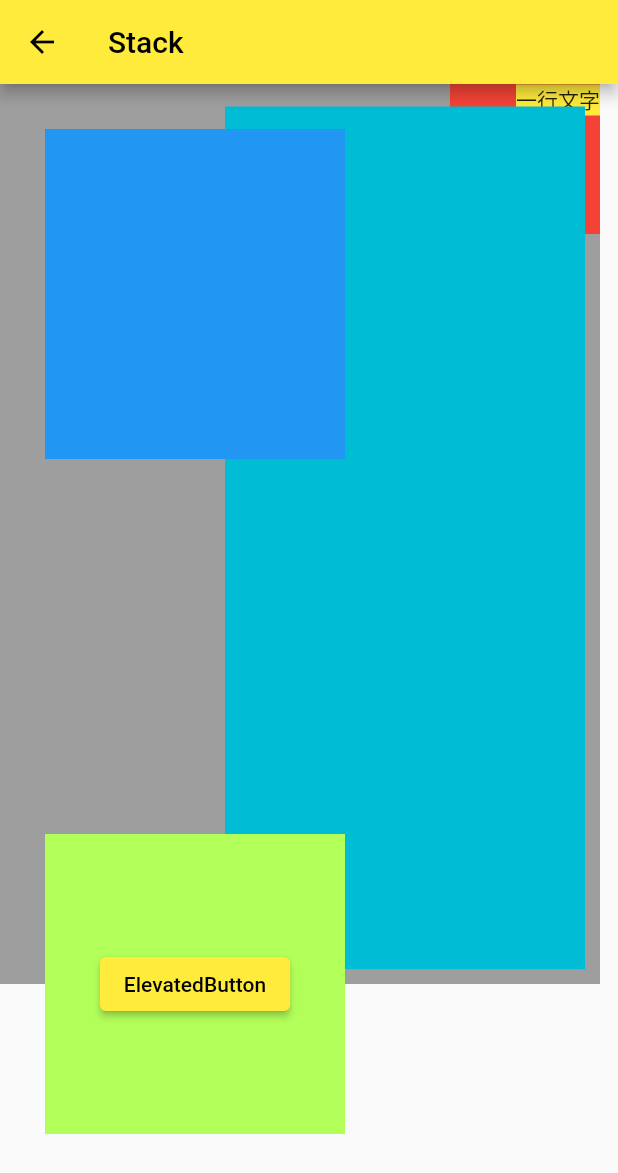
After one commit to zone1026/flutterExample, a Flutter app: the YZStackWidget screen opened directly, on a phone screen of 412 x 824 dp. The commit adds this screen. Shown: the top 1173 px of the screen. Run offline on Flutter 3.47's test engine with Material 2 defaults, Android fonts, the phone set to English and light mode, and no system bars; our stand-ins replace transparent_image; network calls fail.

Commit message:
<feature> cupertinoPageScaffold & cupertinoTabBar & cupertinoTabScaffold & stack

```diff
--- /dev/null
+++ b/lib/stack.dart
@@ -0,0 +1,104 @@
+// ignore_for_file: avoid_print
+
+import 'package:flutter/material.dart';
+
+/// 绝对布局
+class YZStackWidget extends StatelessWidget {
+  const YZStackWidget({Key? key}) : super(key: key);
+  @override
+  Widget build(BuildContext context) {
+    return Scaffold(
+      appBar: AppBar(
+        title: const Text(
+          'Stack',
+        ),
+      ),
+      body: Container(
+        width: 400.0,
+        height: 600.0,
+        color: Colors.grey,
+        child: _stack(),
+      ),
+    );
+  }
+
+  Stack _stack() {
+    return Stack(
+      // 使用 alignment 对齐方式，来对没有位置约束的子组件进行约束。
+      alignment: Alignment.topRight,
+      // 布局方向
+      textDirection: TextDirection.ltr,
+      // 填充方式
+      fit: StackFit.loose,
+      // 剪切方式
+      clipBehavior: Clip.none,
+      // 子控件
+      children: [
+        Container(
+          width: 100.0,
+          height: 100.0,
+          color: Colors.red,
+        ),
+        ConstrainedBox(
+          constraints: const BoxConstraints(),
+          child: const Text(
+            '一行文字',
+            style: TextStyle(backgroundColor: Colors.yellow),
+          ),
+        ),
+        _positionedForAll(),
+        _positionedForLeftTop(),
+        _positionedForClip(),
+      ],
+    );
+  }
+
+  // 四边约束，指定4个边的距离，这个 Positioned 会被拉伸，直到边距和设定一致
+  Positioned _positionedForAll() {
+    return Positioned(
+      left: 150.0,
+      top: 15.0,
+      bottom: 10.0,
+      right: 10.0,
+      child: Container(
+        color: Colors.cyan,
+      ),
+    );
+  }
+
+  // 位置约束，指定两边位置，设置过大小的 Container 就是绝对定位了
+  Positioned _positionedForLeftTop() {
+    return Positioned(
+      left: 30.0,
+      top: 30.0,
+      child: Container(
+        width: 200.0,
+        height: 220.0,
+        color: Colors.blue,
+      ),
+    );
+  }
+
+  // 超出父控件边界的约束
+  Positioned _positionedForClip() {
+    return Positioned(
+      left: 30.0,
+      top: 500.0,
+      child: Container(
+        width: 200.0,
+        height: 200.0,
+        color: Colors.lightGreenAccent,
+        alignment: Alignment.center,
+        child: ElevatedButton(
+          onPressed: () {
+            print('button click');
+          },
+          child: const Text(
+            'ElevatedButton',
+            // style: TextStyle(backgroundColor: Colors.red),
+          ),
+        ),
+      ),
+    );
+  }
+}
```
Also changed, not shown: lib/bottomNavigationBar.dart (+28 -2 lines), lib/cupertinoPageScaffold.dart (added, +48 -0 lines), lib/cupertinoTabBar.dart (added, +76 -0 lines), lib/cupertinoTabScaffold.dart (added, +169 -0 lines), lib/routeManager.dart (+13 -3 lines).
